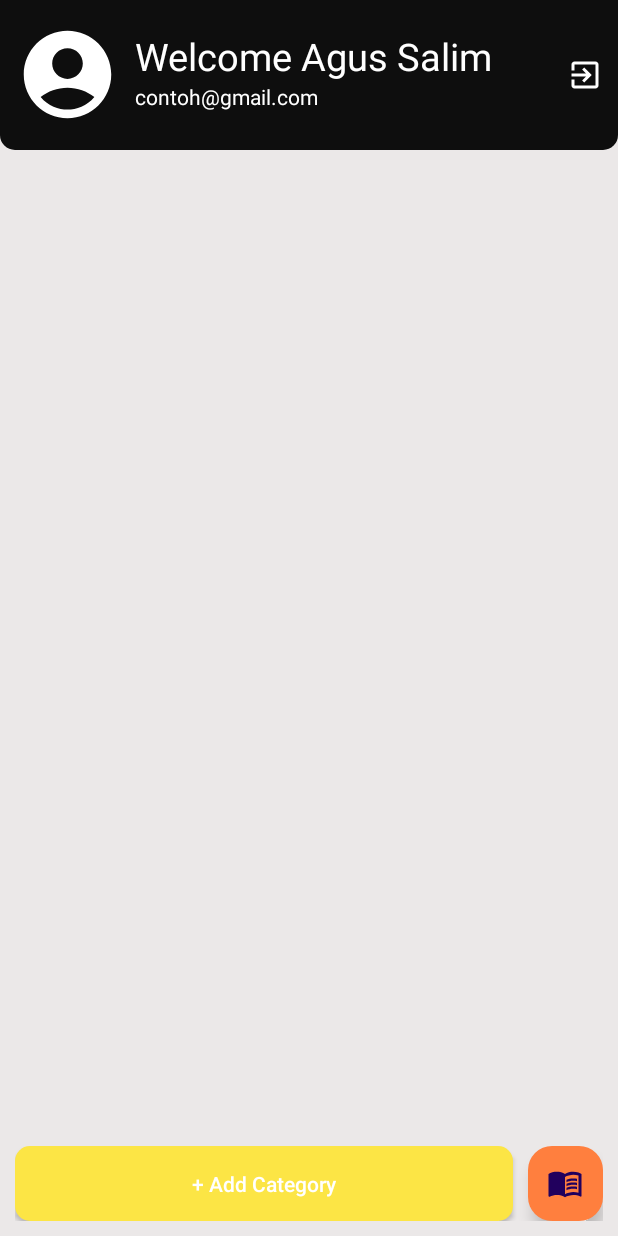
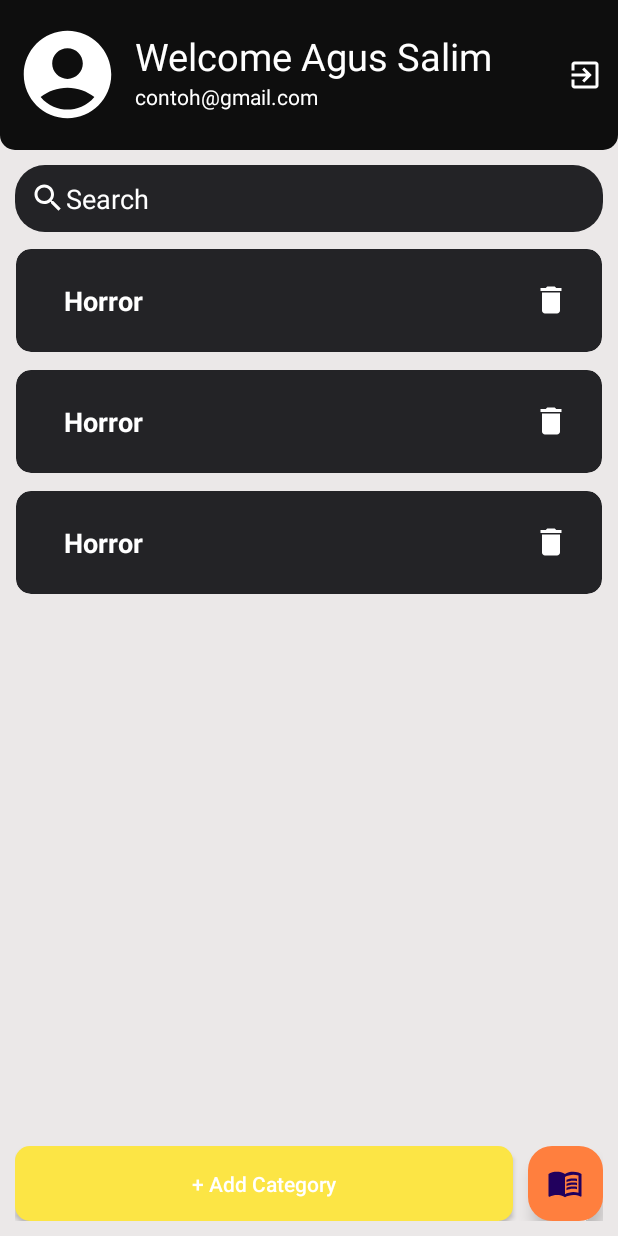
Before and after one commit to soulskyee12/BookPAB, an Android app: the layout activity_dashboard_admin.xml on its own in the app's theme, with its tools: preview values and no code run, on a phone screen of 412 x 824 dp. Run offline under Robolectric (Android 15) with nearby library versions, the phone set to English and light mode, and no system bars.

Commit message:
front-end vid 4

```diff
--- a/app/src/main/res/layout/activity_dashboard_admin.xml
+++ b/app/src/main/res/layout/activity_dashboard_admin.xml
@@ -59,30 +59,54 @@
             android:src="@drawable/ic_logout2_white" />
 
     </RelativeLayout>
+    <!--search-->
+    <EditText
+        android:id="@+id/searchEt"
+        android:layout_width="match_parent"
+        android:layout_height="wrap_content"
+        android:layout_below="@id/toolbarRl"
+        android:layout_marginStart="10dp"
+        android:layout_marginTop="10dp"
+        android:layout_marginEnd="10dp"
+        android:background="@drawable/search_custom"
+        android:drawableStart="@drawable/search_icon"
+        android:hint="Search"
+        android:padding="10dp"
+        android:textColorHint="@color/white" />
 
+<!--    categories-->
+    <androidx.recyclerview.widget.RecyclerView
+        android:id="@+id/categoriesRv"
+        android:layout_width="match_parent"
+        android:layout_height="wrap_content"
+        android:layout_below="@id/searchEt"
+        android:layout_above="@id/bottomLl"
+        android:layout_margin="5dp"
+        app:layoutManager="androidx.recyclerview.widget.LinearLayoutManager"
+        tools:listitem="@layout/row_category"/>
     <!--Bottom layout-->
     <LinearLayout
         android:id="@+id/bottomLl"
         android:layout_width="match_parent"
         android:layout_height="wrap_content"
-        android:orientation="horizontal"
+        android:layout_alignParentBottom="true"
         android:layout_marginStart="10dp"
         android:layout_marginEnd="10dp"
-        android:layout_alignParentBottom="true"
-        android:layout_marginBottom="10dp">
+        android:layout_marginBottom="10dp"
+        android:orientation="horizontal">
 
         <!-- Add Category-->
         <androidx.appcompat.widget.AppCompatButton
             android:id="@+id/addCategoryBtn"
             android:layout_width="0dp"
             android:layout_height="wrap_content"
+            android:layout_marginEnd="10dp"
             android:layout_weight="1"
             android:background="@drawable/shape_button01"
             android:minHeight="50dp"
             android:text="+ Add Category"
             android:textAllCaps="false"
-            android:layout_marginEnd="10dp"
-            android:textColor="@color/white"/>
+            android:textColor="@color/white" />
 
         <!-- Add Pdf-->
         <com.google.android.material.floatingactionbutton.FloatingActionButton
@@ -91,9 +115,8 @@
             android:layout_height="wrap_content"
             android:backgroundTint="@color/orange"
             android:src="@drawable/ic_book_white"
-            app:fabCustomSize="50dp"
-            android:tint="@color/white"/>
-
+            android:tint="@color/white"
+            app:fabCustomSize="50dp" />
 
 
     </LinearLayout>
--- a/app/src/main/res/layout/row_category.xml
+++ b/app/src/main/res/layout/row_category.xml
@@ -18,7 +18,7 @@
         android:padding="12dp">
 
         <TextView
-            android:id="@+id/categoriesTv"
+            android:id="@+id/categoryTv"
             android:layout_width="wrap_content"
             android:layout_height="wrap_content"
             android:text="Horror"
@@ -28,7 +28,7 @@
             android:textSize="18sp"/>
 
         <ImageButton
-            android:id="@+id/btnDeleteCategories"
+            android:id="@+id/deleteBtn"
             android:layout_alignParentEnd="true"
             android:layout_width="wrap_content"
             android:layout_height="wrap_content"
```
